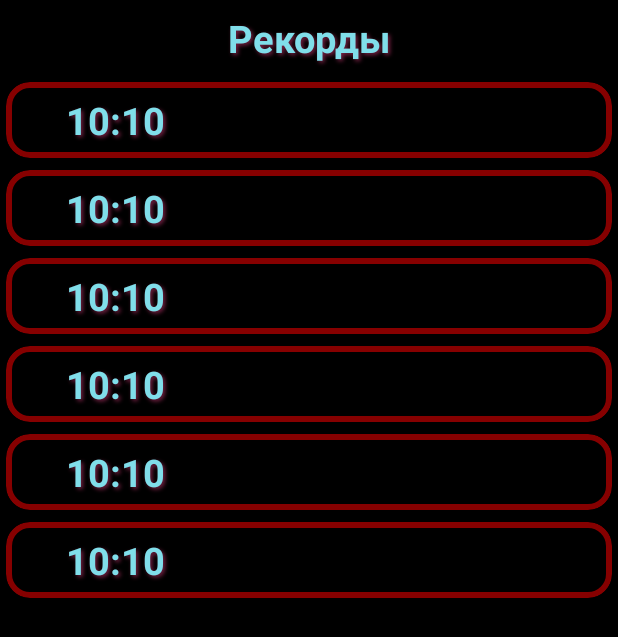
After one commit to Petrunnel/TetrisGame, an Android app: the layout activity_records.xml on its own in the app's theme, with its tools: preview values and no code run, on a phone screen of 412 x 824 dp. The commit adds this screen. Shown: the top 637 px of the screen. Run offline under Robolectric (Android 15) with nearby library versions, the phone set to English and light mode, and no system bars.

Commit message:
[Added] Records Screen

```diff
--- /dev/null
+++ b/app/src/main/res/layout/activity_records.xml
@@ -0,0 +1,26 @@
+<?xml version="1.0" encoding="utf-8"?>
+<LinearLayout xmlns:android="http://schemas.android.com/apk/res/android"
+    xmlns:app="http://schemas.android.com/apk/res-auto"
+    xmlns:tools="http://schemas.android.com/tools"
+    android:layout_width="match_parent"
+    android:layout_height="match_parent"
+    android:background="#000"
+    android:orientation="vertical">
+
+    <TextView
+        style="@style/RecordText"
+        android:layout_width="match_parent"
+        android:layout_height="wrap_content"
+        android:gravity="center"
+        android:text="@string/records" />
+
+    <androidx.recyclerview.widget.RecyclerView
+        android:id="@+id/rvRecords"
+        android:layout_width="match_parent"
+        android:layout_height="match_parent"
+        app:layoutManager="androidx.recyclerview.widget.LinearLayoutManager"
+        tools:context=".ui.RecordsActivity"
+        tools:itemCount="10"
+        tools:listitem="@layout/item" />
+
+</LinearLayout>
--- /dev/null
+++ b/app/src/main/res/layout/item.xml
@@ -0,0 +1,21 @@
+<?xml version="1.0" encoding="utf-8"?>
+<com.google.android.material.card.MaterialCardView xmlns:android="http://schemas.android.com/apk/res/android"
+    xmlns:app="http://schemas.android.com/apk/res-auto"
+    xmlns:tools="http://schemas.android.com/tools"
+    android:layout_width="match_parent"
+    android:layout_height="wrap_content"
+    android:layout_margin="4dp"
+    app:cardBackgroundColor="@color/dialog_background"
+    app:cardCornerRadius="16dp"
+    app:cardElevation="8dp"
+    app:strokeColor="#86FF0000"
+    app:strokeWidth="4dp">
+
+    <TextView
+        android:id="@+id/item"
+        style="@style/RecordText"
+        android:layout_width="match_parent"
+        android:layout_height="wrap_content"
+        android:layout_marginHorizontal="32dp"
+        tools:text="10:10" />
+</com.google.android.material.card.MaterialCardView>
--- a/app/src/main/res/values/style.xml
+++ b/app/src/main/res/values/style.xml
@@ -14,4 +14,16 @@
         <item name="android:shadowRadius">3</item>
     </style>
 
+    <style name="RecordText">
+        <item name="android:textColor">#80DEEA</item>
+        <item name="android:textSize">25sp</item>
+        <item name="android:textStyle">bold</item>
+        <item name="android:shadowColor">#782144</item>
+        <item name="android:shadowDx">2</item>
+        <item name="android:shadowDy">2</item>
+        <item name="android:shadowRadius">3</item>
+        <item name="android:gravity">start</item>
+        <item name="android:padding">8dp</item>
+    </style>
+
 </resources>
--- a/app/src/main/res/values/themes.xml
+++ b/app/src/main/res/values/themes.xml
@@ -1,6 +1,6 @@
 <resources>
     <!-- Base application theme. -->
-    <style name="Theme.TetrisGame" parent="Theme.MaterialComponents.DayNight.NoActionBar">
+    <style name="Theme.TetrisGame" parent="Theme.AppCompat.Light.NoActionBar">
         <!-- Primary brand color. -->
         <item name="colorPrimary">@color/purple_500</item>
         <item name="colorPrimaryVariant">@color/purple_700</item>
@@ -13,4 +13,5 @@
         <item name="android:statusBarColor">@color/black</item>
         <!-- Customize your theme here. -->
     </style>
+
 </resources>
```
Also changed, not shown: app/src/main/AndroidManifest.xml (+6 -1 lines), app/src/main/java/com/petrynnel/tetrisgame/ui/MainActivity.kt (+18 -8 lines), app/src/main/java/com/petrynnel/tetrisgame/ui/RecordsActivity.kt (added, +52 -0 lines), app/src/main/java/com/petrynnel/tetrisgame/ui/StartActivity.kt (+4 -3 lines), app/src/main/res/drawable/tetris_logo.xml (added, +16 -0 lines), app/src/main/res/layout/activity_start.xml (+17 -3 lines).
